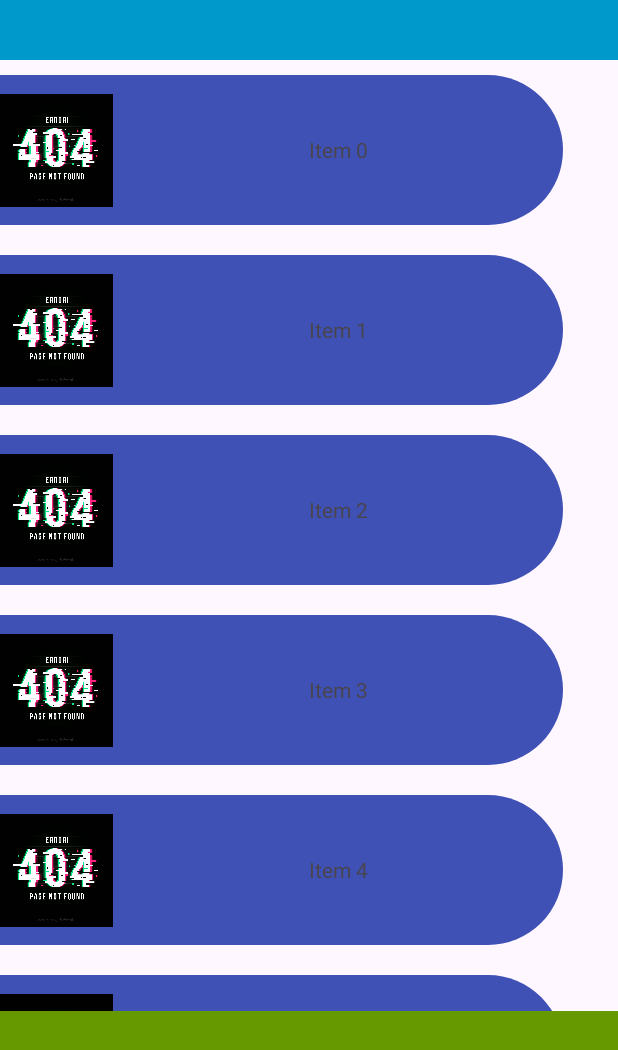
After one commit to SHA-unity-inc/TRPP_Main_Project, an Android app: the ItemControllActivity screen opened directly, with no data from a screen before it, on a phone screen of 412 x 824 dp. The commit adds this screen. Shown: the top 1050 px of the screen. Run offline under Robolectric (Android 15) with nearby library versions, the phone set to English and light mode, and no system bars.

Commit message:
Add Smart Item list
Добавлен список умных предметов который отображает предметы пользователя

```diff
--- a/app/src/main/AndroidManifest.xml
+++ b/app/src/main/AndroidManifest.xml
@@ -13,6 +13,9 @@
         android:theme="@style/Theme.TRPP_Main_Project"
         tools:targetApi="31">
         <activity
+            android:name=".ItemControllActivity"
+            android:exported="false" />
+        <activity
             android:name=".MainActivity"
             android:exported="true">
             <intent-filter>
--- /dev/null
+++ b/app/src/main/java/com/example/trpp_main_project/ItemAdapter.java
@@ -0,0 +1,58 @@
+package com.example.trpp_main_project;
+
+import android.media.RouteListingPreference;
+import android.view.LayoutInflater;
+import android.view.View;
+import android.view.ViewGroup;
+import android.widget.ImageView;
+import android.widget.TextView;
+
+import androidx.annotation.NonNull;
+import androidx.recyclerview.widget.RecyclerView;
+
+import java.util.List;
+
+public class ItemAdapter extends RecyclerView.Adapter<ItemAdapter.ItemViewHolder> {
+
+    private List<SmartItem> itemList;
+
+    public ItemAdapter(List<SmartItem> itemList) {
+        this.itemList = itemList;
+    }
+
+    @NonNull
+    @Override
+    public ItemViewHolder onCreateViewHolder(@NonNull ViewGroup parent, int viewType) {
+        View itemView = LayoutInflater.from(parent.getContext()).inflate(R.layout.item_button_markup, parent, false);
+        return new ItemViewHolder(itemView);
+    }
+
+    @Override
+    public void onBindViewHolder(@NonNull ItemViewHolder holder, int position) {
+        holder.bind(itemList.get(position).name);
+    }
+
+    @Override
+    public int getItemCount() {
+        return itemList.size();
+    }
+
+    public class ItemViewHolder extends RecyclerView.ViewHolder {
+
+        private ImageView imageView;
+        private TextView textView;
+
+        public ItemViewHolder(@NonNull View itemView) {
+            super(itemView);
+            imageView = itemView.findViewById(R.id.button_image);
+            textView = itemView.findViewById(R.id.button_text);
+        }
+
+        public void bind(String item) {
+            // Устанавливаем данные в элементы макета
+            textView.setText(item);
+            // Предполагая, что у вас есть изображения для каждого элемента, вы можете установить их здесь
+            // imageView.setImageResource(R.drawable.your_image_resource);
+        }
+    }
+}
--- /dev/null
+++ b/app/src/main/java/com/example/trpp_main_project/ItemControllActivity.java
@@ -0,0 +1,40 @@
+package com.example.trpp_main_project;
+
+import androidx.appcompat.app.AppCompatActivity;
+import androidx.recyclerview.widget.LinearLayoutManager;
+import androidx.recyclerview.widget.RecyclerView;
+
+import android.os.Bundle;
+import android.view.LayoutInflater;
+import android.view.View;
+import android.widget.GridLayout;
+import android.widget.LinearLayout;
+
+import java.util.ArrayList;
+import java.util.List;
+
+public class ItemControllActivity extends AppCompatActivity {
+
+    private RecyclerView recyclerView;
+    private ItemAdapter adapter;
+    private List<SmartItem> itemList; // Замените тип данных на свой
+
+    private int rows = 12;
+
+    @Override
+    protected void onCreate(Bundle savedInstanceState) {
+        super.onCreate(savedInstanceState);
+        setContentView(R.layout.activity_item_controll);
+
+        recyclerView = findViewById(R.id.center_layout);
+        recyclerView.setLayoutManager(new LinearLayoutManager(this));
+
+        itemList = new ArrayList<>(); // Инициализируйте список элементов
+        for (int i = 0; i < rows; i++) {
+            itemList.add(new SmartItem("Item " + i)); // Добавьте в список фиктивные элементы
+        }
+
+        adapter = new ItemAdapter(itemList); // Создайте адаптер для списка элементов
+        recyclerView.setAdapter(adapter);
+    }
+}
--- a/app/src/main/java/com/example/trpp_main_project/MainActivity.java
+++ b/app/src/main/java/com/example/trpp_main_project/MainActivity.java
@@ -2,7 +2,9 @@ package com.example.trpp_main_project;
 
 import androidx.appcompat.app.AppCompatActivity;
 
+import android.content.Intent;
 import android.os.Bundle;
+import android.view.View;
 
 public class MainActivity extends AppCompatActivity {
 
@@ -11,4 +13,10 @@ public class MainActivity extends AppCompatActivity {
         super.onCreate(savedInstanceState);
         setContentView(R.layout.activity_main);
     }
+
+    public void goToItemControl(View view) {
+        Intent intent = new Intent(this, ItemControllActivity.class);
+        startActivity(intent);
+    }
+
 }
--- /dev/null
+++ b/app/src/main/java/com/example/trpp_main_project/SmartItem.java
@@ -0,0 +1,9 @@
+package com.example.trpp_main_project;
+
+public class SmartItem {
+    String name;
+
+    public SmartItem(String name){
+        this.name = name;
+    }
+}
--- /dev/null
+++ b/app/src/main/res/drawable/item_button.xml
@@ -0,0 +1,26 @@
+<selector xmlns:android="http://schemas.android.com/apk/res/android">
+    <!-- Состояние кнопки, когда она нажата -->
+    <item android:state_pressed="true">
+        <shape android:shape="rectangle">
+            <corners android:topRightRadius="75dp"
+                android:bottomRightRadius="75dp" />
+            <solid android:color="#FF5722" />
+        </shape>
+    </item>
+    <!-- Состояние кнопки, когда она в фокусе (получает фокус) -->
+    <item android:state_focused="true">
+        <shape android:shape="rectangle">
+            <corners android:topRightRadius="75dp"
+                android:bottomRightRadius="75dp" />
+            <solid android:color="#FFC107" />
+        </shape>
+    </item>
+    <!-- Состояние кнопки по умолчанию (не нажата и не в фокусе) -->
+    <item>
+        <shape android:shape="rectangle">
+            <corners android:topRightRadius="75dp"
+                android:bottomRightRadius="75dp" />
+            <solid android:color="#3F51B5" />
+        </shape>
+    </item>
+</selector>
--- /dev/null
+++ b/app/src/main/res/layout/activity_item_controll.xml
@@ -0,0 +1,45 @@
+
+<RelativeLayout xmlns:android="http://schemas.android.com/apk/res/android"
+    android:layout_width="match_parent"
+    android:layout_height="match_parent">
+
+    <!-- Верхняя панель с фиксированным размером -->
+    <LinearLayout
+        android:id="@+id/top_panel"
+        android:layout_width="match_parent"
+        android:layout_height="40dp"
+        android:layout_alignParentTop="true"
+        android:background="@android:color/holo_blue_dark"
+        android:orientation="horizontal">
+
+        <!-- Ваши элементы в верхней панели -->
+
+    </LinearLayout>
+
+    <androidx.recyclerview.widget.RecyclerView
+        android:id="@+id/center_layout"
+        android:layout_width="match_parent"
+        android:layout_height="match_parent"
+        android:layout_above="@id/bottom_panel"
+        android:layout_below="@id/top_panel"
+        android:orientation="horizontal">
+
+        <!-- Элементы в GridLayout -->
+
+    </androidx.recyclerview.widget.RecyclerView>
+
+
+    <!-- Нижняя панель с фиксированным размером -->
+    <LinearLayout
+        android:id="@+id/bottom_panel"
+        android:layout_width="match_parent"
+        android:layout_height="150dp"
+        android:layout_alignParentBottom="true"
+        android:background="@android:color/holo_green_dark"
+        android:orientation="horizontal">
+
+        <!-- Ваши элементы в нижней панели -->
+
+    </LinearLayout>
+
+</RelativeLayout>
--- a/app/src/main/res/layout/activity_main.xml
+++ b/app/src/main/res/layout/activity_main.xml
@@ -6,10 +6,12 @@
     android:layout_height="match_parent"
     tools:context=".MainActivity">
 
-    <TextView
-        android:layout_width="wrap_content"
-        android:layout_height="wrap_content"
-        android:text="Hello World!"
+    <Button
+        android:id="@+id/button2"
+        android:layout_width="227dp"
+        android:layout_height="96dp"
+        android:text="ItemControl"
+        android:onClick="goToItemControl"
         app:layout_constraintBottom_toBottomOf="parent"
         app:layout_constraintEnd_toEndOf="parent"
         app:layout_constraintStart_toStartOf="parent"
--- /dev/null
+++ b/app/src/main/res/layout/item_button_markup.xml
@@ -0,0 +1,30 @@
+<?xml version="1.0" encoding="utf-8"?>
+
+<LinearLayout xmlns:android="http://schemas.android.com/apk/res/android"
+    android:id="@+id/standart_button"
+    android:layout_width="375dp"
+    android:layout_height="100dp"
+    android:orientation="horizontal"
+    android:background="@drawable/item_button"
+    android:layout_marginTop="10dp"
+    android:layout_marginBottom="10dp"
+    android:layout_row="0"
+    android:layout_column="0" >
+
+    <!-- Картинка слева -->
+    <ImageView
+        android:id="@+id/button_image"
+        android:layout_width="75dp"
+        android:layout_height="100dp"
+        android:src="@drawable/error404"
+        android:scaleType="fitCenter" />
+
+    <!-- Текст справа -->
+    <TextView
+        android:id="@+id/button_text"
+        android:layout_width="300dp"
+        android:layout_height="100dp"
+        android:text="Текст кнопки"
+        android:gravity="center" />
+
+</LinearLayout>
```
Also changed, not shown: app/src/main/res/drawable/error404.png (added).
